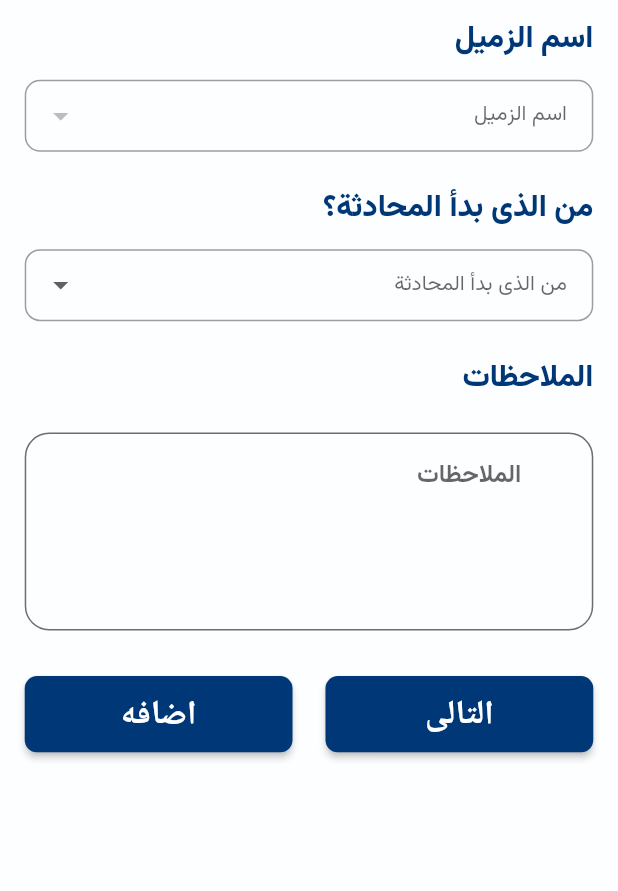
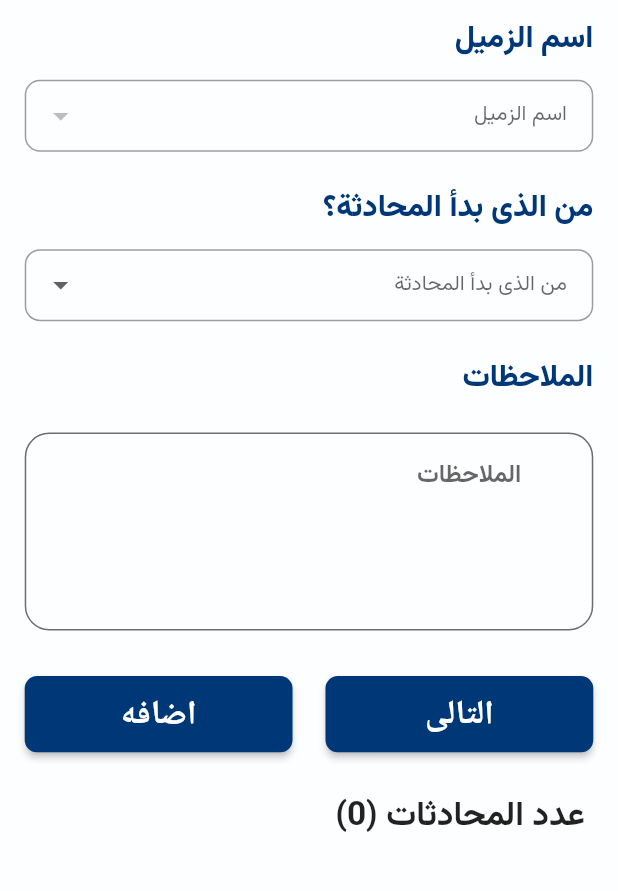
Before and after one commit to islamabdallah/Take5_App, a Flutter app: the Take5TogetherScreen screen opened by its route, on a phone screen of 412 x 824 dp, the part 120-1011 px from its top. Run offline on Flutter 3.47's test engine with Material 2 defaults, Android fonts, the phone set to English and light mode, and no system bars; our stand-ins replace bloc, connectivity_plus, dartz, dio, dropdown_button2, easy_localization and 16 more; missing offline and left inert: flutter_background_service, flutter_background_service_android, signalr_core; accounts and stored records are empty; network calls fail; Roboto replaces fonts that are missing (Cairo); project files that could hold a hidden picture were left out.

Commit message:
fix errors

```diff
--- a/lib/logic/home_cubit/home_cubit.dart
+++ b/lib/logic/home_cubit/home_cubit.dart
@@ -68,7 +68,7 @@ class HomeCubit extends Cubit<HomeStates> {
         Navigator.pushReplacementNamed(context, StepTwoWaitingScreen.routeName);
         break;
       case 'StepTwoResponsed':
-        Navigator.pushReplacementNamed(context, StepTwoScreen.routeName);
+        Navigator.pushReplacementNamed(context, StepTwoWaitingScreen.routeName);
         break;
         //todo change this to take5together and add one for end trip screen
       case 'SurveyStepTwoCompleted':
--- a/lib/logic/take5_together_cubit/take5_together_cubit.dart
+++ b/lib/logic/take5_together_cubit/take5_together_cubit.dart
@@ -67,7 +67,7 @@ class Take5TogetherCubit extends Cubit<Take5TogetherStates> {
         whoStartDriverName: selectWhoStartedConversation,
         whoStartDriverId: selectWhoStartedConversation == 'أنا' ? AppConstants.user.driverId : selectedDriver!.id);
     notes.add(take5TogetherModel);
-
+    drivers.remove(selectedDriver);
     selectedDriver = null;
     selectWhoStartedConversation=null;
     notesController.clear();
@@ -76,6 +76,7 @@ class Take5TogetherCubit extends Cubit<Take5TogetherStates> {
 
   void removeNote(Take5TogetherModel note) {
     notes.remove(note);
+    drivers.add(Driver(id: note.participantDriverId,fullName: note.participantDriverName));
     emit(Take5TogetherRemoveNoteSuccess());
   }
 
--- a/lib/main.dart
+++ b/lib/main.dart
@@ -150,10 +150,10 @@ class MyApp extends StatelessWidget {
               );
             },
             onGenerateRoute: AppRoutes.onGenerateRoutes,
-           // initialRoute: getLastRoute(),
+           initialRoute: getLastRoute(),
            // initialRoute: LoginScreen.routeName,
             // initialRoute: StepTwoWaitingScreen.routeName,
-            initialRoute: StepOneQuestionsScreen.routeName,
+            // initialRoute: StepOneQuestionsScreen.routeName,
             // initialRoute: PreparingStepScreen.routeName,
             // initialRoute: StepOneDangersScreen.routeName,
             // initialRoute: HomeScreen.routeName,
--- a/lib/presentation/screens/home/home.dart
+++ b/lib/presentation/screens/home/home.dart
@@ -81,7 +81,11 @@ class _HomeScreenState extends State<HomeScreen> {
                             ),
                             Image.asset(AppAssets.noTrip),
                             SizedBox(
-                              height: 60.h,
+                              height: 20.h,
+                            ),
+                            Text('لا يوجد رحلة',style: TextStyle(fontWeight: FontWeight.bold,fontSize: 28.sp),),
+                            SizedBox(
+                              height: 40.h,
                             ),
                             Padding(
                               padding: EdgeInsets.symmetric(horizontal: 16.w),
--- a/lib/presentation/screens/take5_together/take5_together.dart
+++ b/lib/presentation/screens/take5_together/take5_together.dart
@@ -193,6 +193,8 @@ class _Take5TogetherScreenState extends State<Take5TogetherScreen> {
                       SizedBox(
                         height: 150.h,
                         child: MyTextFormField(
+                          validator: (value) =>
+                          value!.isEmpty? 'مطلوب' : null,
                           controller: cubit.notesController,
                           label: "الملاحظات",
                           maxLines: 5,
@@ -201,7 +203,7 @@ class _Take5TogetherScreenState extends State<Take5TogetherScreen> {
                           //     ? _cubit.errorMessage
                           //     : null,
                           // prefixIcon: Icons.person_outline_sharp,
-                          keyboardType: TextInputType.text,
+                          keyboardType: TextInputType.multiline,
                         ),
                       ),
                       SizedBox(
@@ -245,8 +247,13 @@ class _Take5TogetherScreenState extends State<Take5TogetherScreen> {
                           ),
                         ],
                       ),
+
                       SizedBox(
-                        height: 20.h,
+                        height: 25.h,
+                      ),
+                      Text(
+                        ' عدد المحادثات (${cubit.notes.length})',
+                        style: TextStyle(fontSize: 22.sp, fontWeight: FontWeight.bold),
                       ),
                       ListView.builder(
                         physics: const NeverScrollableScrollPhysics(),
--- a/lib/presentation/widgets/take5toghther_card.dart
+++ b/lib/presentation/widgets/take5toghther_card.dart
@@ -41,7 +41,7 @@ class Take5TogetherCard extends StatelessWidget {
               Row(
                 children: [
                   Text(
-                    '$indexالمحادثة ',
+                    'المحادثة $index',
                     style: TextStyle(
                       color: AppColors.mainColor,
                       fontSize: 20.sp,
@@ -52,7 +52,7 @@ class Take5TogetherCard extends StatelessWidget {
                   Spacer(),
                   IconButton(
                     onPressed:removeNote,
-                    icon: Icon(Icons.delete_forever),
+                    icon: Icon(Icons.delete_forever,color: AppColors.redColor,),
                   )
                 ],
               ),
```
Also changed, not shown: lib/data/repositories/take5_repository.dart (+7 -1 lines), lib/presentation/widgets/danger.dart (+70 -40 lines).
